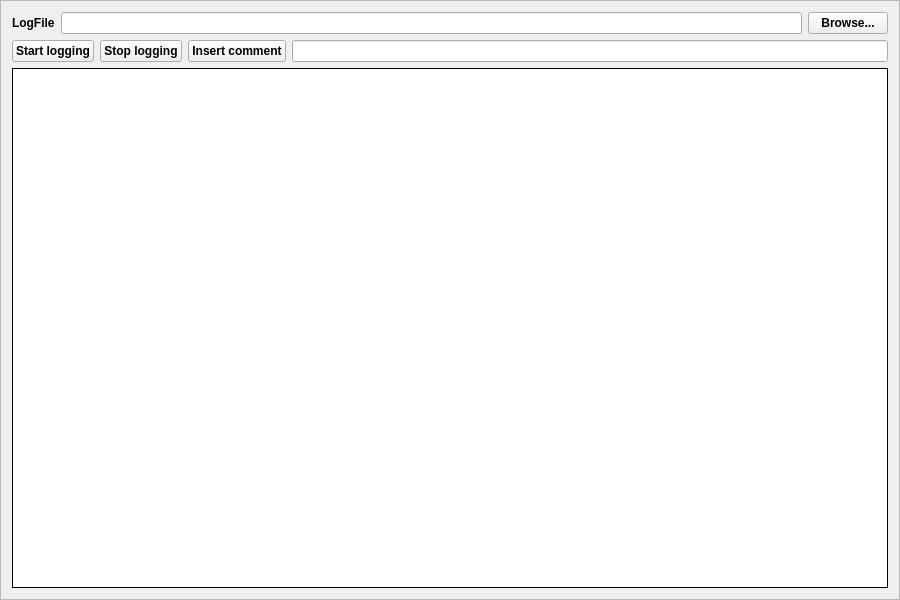
Old version of the form commonsrc/loggingframe.ui in the repository hancse/powermeter.
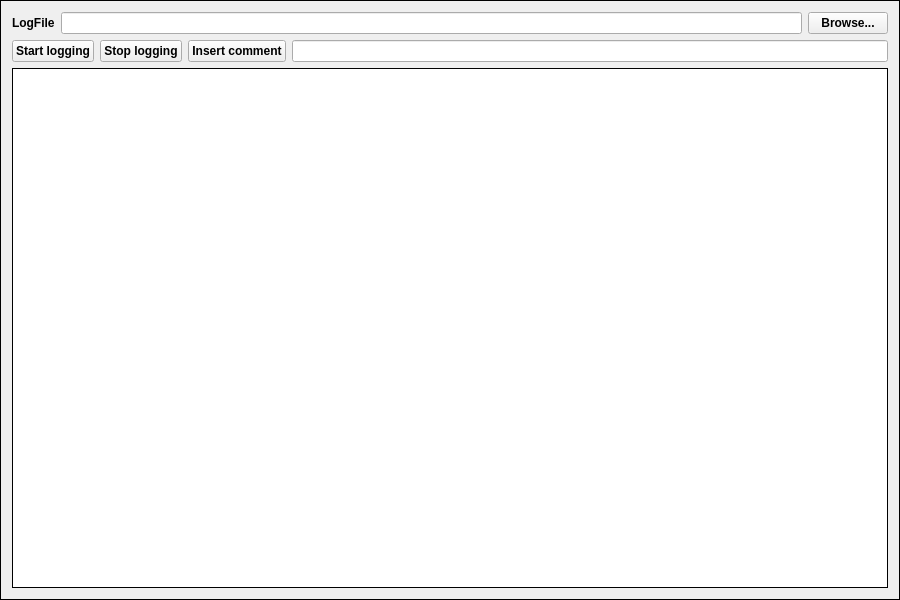
New version of the form.

Commit message:
LoggingFrame: synchronized with WMDrive and DiffPore
MainWindow: adapted statr and stop button slots to new syntax in LoggingFrame

What changed in the file:
```diff
--- a/commonsrc/loggingframe.ui
+++ b/commonsrc/loggingframe.ui
@@ -19,10 +19,10 @@
    <string>Frame</string>
   </property>
   <property name="frameShape">
-   <enum>QFrame::StyledPanel</enum>
+   <enum>QFrame::Box</enum>
   </property>
   <property name="frameShadow">
-   <enum>QFrame::Raised</enum>
+   <enum>QFrame::Plain</enum>
   </property>
   <layout class="QVBoxLayout" name="verticalLayout">
    <item>
```
The commit also changes 3 other files.
